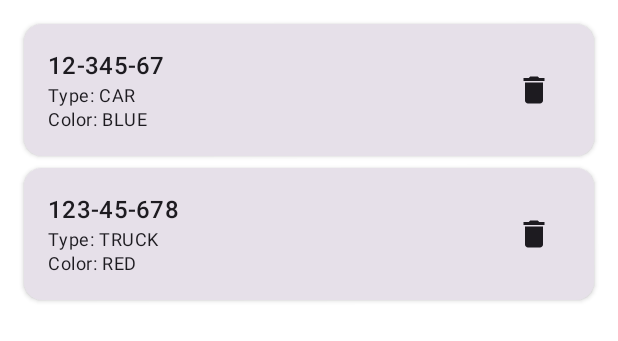
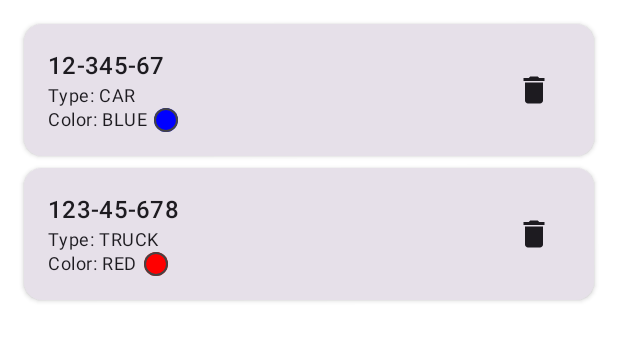
Before and after one commit to F02-AI/vehicle_recognition, an Android app built with Jetpack Compose: the @Preview function WatchlistContentPreview, on a phone screen of 412 x 824 dp. Shown: the top 341 px of the screen. Run offline under Robolectric (Android 15) with nearby library versions, the phone set to English and light mode, and no system bars.

Commit message:
update: color icons. project struct explanation

```diff
--- a/androidApp/src/main/java/com/example/vehiclerecognition/ui/watchlist/WatchlistScreen.kt
+++ b/androidApp/src/main/java/com/example/vehiclerecognition/ui/watchlist/WatchlistScreen.kt
@@ -1,9 +1,12 @@
 package com.example.vehiclerecognition.ui.watchlist
 
+import androidx.compose.foundation.background
+import androidx.compose.foundation.border
 import androidx.compose.foundation.clickable
 import androidx.compose.foundation.layout.*
 import androidx.compose.foundation.lazy.LazyColumn
 import androidx.compose.foundation.lazy.items
+import androidx.compose.foundation.shape.CircleShape
 import androidx.compose.material.icons.Icons
 import androidx.compose.material.icons.filled.Add
 import androidx.compose.material.icons.filled.Delete
@@ -11,6 +14,7 @@ import androidx.compose.material3.*
 import androidx.compose.runtime.*
 import androidx.compose.ui.Alignment
 import androidx.compose.ui.Modifier
+import androidx.compose.ui.graphics.Color
 import androidx.compose.ui.tooling.preview.Preview
 import androidx.compose.ui.unit.dp
 import androidx.compose.ui.window.Dialog
@@ -120,7 +124,11 @@ fun WatchlistItem(
             Column(modifier = Modifier.weight(1f)) {
                 Text(text = entry.licensePlate, style = MaterialTheme.typography.titleMedium)
                 Text(text = "Type: ${entry.vehicleType.name}", style = MaterialTheme.typography.bodySmall)
-                Text(text = "Color: ${entry.vehicleColor.name}", style = MaterialTheme.typography.bodySmall)
+                Row(verticalAlignment = Alignment.CenterVertically) {
+                    Text(text = "Color: ${entry.vehicleColor.name}", style = MaterialTheme.typography.bodySmall)
+                    Spacer(Modifier.width(4.dp))
+                    ColorIcon(vehicleColor = entry.vehicleColor)
+                }
             }
             IconButton(onClick = onDeleteClicked) {
                 Icon(Icons.Filled.Delete, contentDescription = "Delete entry")
@@ -169,7 +177,14 @@ fun AddWatchlistEntryDialog(
                     label = "Vehicle Color",
                     items = VehicleColor.values().toList(),
                     selectedItem = newColor,
-                    onItemSelected = { viewModel.onNewVehicleColorChange(it) }
+                    onItemSelected = { viewModel.onNewVehicleColorChange(it) },
+                    itemContent = { colorItem ->
+                        Row(verticalAlignment = Alignment.CenterVertically) {
+                            ColorIcon(vehicleColor = colorItem)
+                            Spacer(Modifier.width(8.dp))
+                            Text(colorItem.name)
+                        }
+                    }
                 )
 
                 Row(
@@ -192,7 +207,8 @@ fun <T> ExposedDropdownMenuBox(
     items: List<T>,
     selectedItem: T,
     onItemSelected: (T) -> Unit,
-    modifier: Modifier = Modifier
+    modifier: Modifier = Modifier,
+    itemContent: @Composable (T) -> Unit = { item -> Text(item.toString()) }
 ) {
     var expanded by remember { mutableStateOf(false) }
 
@@ -212,7 +228,7 @@ fun <T> ExposedDropdownMenuBox(
             ) {
                 items.forEach { item ->
                     DropdownMenuItem(
-                        text = { Text(item.toString()) },
+                        text = { itemContent(item) },
                         onClick = {
                             onItemSelected(item)
                             expanded = false
@@ -273,3 +289,28 @@ fun DeleteConfirmationDialog(
         }
     )
 }
+
+// Helper to get Compose Color
+fun VehicleColor.toComposeColor(): Color {
+    return when (this) {
+        VehicleColor.RED -> Color.Red
+        VehicleColor.BLUE -> Color.Blue
+        VehicleColor.GREEN -> Color.Green
+        VehicleColor.WHITE -> Color.White
+        VehicleColor.BLACK -> Color.Black
+        VehicleColor.GRAY -> Color.Gray
+        VehicleColor.YELLOW -> Color.Yellow
+        // Consider adding an 'else' branch for future-proofing if more colors are added
+        // else -> Color.Transparent // Or some default
+    }
+}
+
+@Composable
+fun ColorIcon(vehicleColor: VehicleColor, modifier: Modifier = Modifier) {
+    Box(
+        modifier = modifier
+            .size(16.dp)
+            .background(vehicleColor.toComposeColor(), CircleShape)
+            .border(1.dp, Color.DarkGray, CircleShape)
+    )
+}
```
Also changed, not shown: 1 other file.
